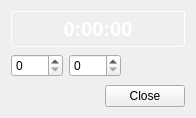
The window that vlc-record/forms/qrecordtimerwidget.ui (code-google-com/vlc-record) describes before a commit, drawn with Qt 5.
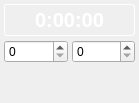
The same window after the commit. Icons and pictures are not drawn. Custom widgets are drawn as their Qt base class.

Commit message: - again change design of record timer widget

```diff
--- a/vlc-record/forms/qrecordtimerwidget.ui
+++ b/vlc-record/forms/qrecordtimerwidget.ui
@@ -6,8 +6,8 @@
    <rect>
     <x>0</x>
     <y>0</y>
-    <width>196</width>
-    <height>118</height>
+    <width>139</width>
+    <height>103</height>
    </rect>
   </property>
   <property name="windowTitle">
@@ -22,8 +22,14 @@
   <property name="locale">
    <locale language="English" country="UnitedStates"/>
   </property>
-  <layout class="QGridLayout" name="gridLayout">
-   <item row="0" column="0">
+  <layout class="QVBoxLayout" name="verticalLayout">
+   <property name="spacing">
+    <number>4</number>
+   </property>
+   <property name="margin">
+    <number>4</number>
+   </property>
+   <item>
     <widget class="QTimeLabel" name="timeLabel">
      <property name="styleSheet">
       <string notr="true">QLabel {
@@ -48,7 +54,7 @@
      </property>
     </widget>
    </item>
-   <item row="1" column="0">
+   <item>
     <layout class="QHBoxLayout" name="horizontalLayout">
      <item>
       <widget class="QSpinBox" name="spinHours">
@@ -64,6 +70,23 @@
        </property>
       </widget>
      </item>
+    </layout>
+   </item>
+   <item>
+    <layout class="QHBoxLayout" name="horizontalLayout_2">
+     <item>
+      <spacer name="horizontalSpacer_2">
+       <property name="orientation">
+        <enum>Qt::Horizontal</enum>
+       </property>
+       <property name="sizeHint" stdset="0">
+        <size>
+         <width>40</width>
+         <height>20</height>
+        </size>
+       </property>
+      </spacer>
+     </item>
      <item>
       <widget class="QPushButton" name="pushStart">
        <property name="enabled">
@@ -71,14 +94,14 @@
        </property>
        <property name="minimumSize">
         <size>
-         <width>26</width>
-         <height>26</height>
+         <width>32</width>
+         <height>32</height>
         </size>
        </property>
        <property name="maximumSize">
         <size>
-         <width>26</width>
-         <height>26</height>
+         <width>32</width>
+         <height>32</height>
         </size>
        </property>
        <property name="text">
@@ -88,11 +111,30 @@
         <iconset resource="../common.qrc">
          <normaloff>:/app/set</normaloff>:/app/set</iconset>
        </property>
+       <property name="iconSize">
+        <size>
+         <width>24</width>
+         <height>24</height>
+        </size>
+       </property>
        <property name="flat">
         <bool>true</bool>
        </property>
       </widget>
      </item>
+     <item>
+      <spacer name="horizontalSpacer">
+       <property name="orientation">
+        <enum>Qt::Horizontal</enum>
+       </property>
+       <property name="sizeHint" stdset="0">
+        <size>
+         <width>40</width>
+         <height>20</height>
+        </size>
+       </property>
+      </spacer>
+     </item>
      <item>
       <widget class="QPushButton" name="pushCancel">
        <property name="enabled">
@@ -100,14 +142,14 @@
        </property>
        <property name="minimumSize">
         <size>
-         <width>26</width>
-         <height>26</height>
+         <width>32</width>
+         <height>32</height>
         </size>
        </property>
        <property name="maximumSize">
         <size>
-         <width>26</width>
-         <height>26</height>
+         <width>32</width>
+         <height>32</height>
         </size>
        </property>
        <property name="text">
@@ -117,6 +159,12 @@
         <iconset resource="../common.qrc">
          <normaloff>:/app/del</normaloff>:/app/del</iconset>
        </property>
+       <property name="iconSize">
+        <size>
+         <width>24</width>
+         <height>24</height>
+        </size>
+       </property>
        <property name="autoDefault">
         <bool>false</bool>
        </property>
@@ -125,15 +173,21 @@
        </property>
       </widget>
      </item>
+     <item>
+      <spacer name="horizontalSpacer_3">
+       <property name="orientation">
+        <enum>Qt::Horizontal</enum>
+       </property>
+       <property name="sizeHint" stdset="0">
+        <size>
+         <width>40</width>
+         <height>20</height>
+        </size>
+       </property>
+      </spacer>
+     </item>
     </layout>
    </item>
-   <item row="2" column="0">
-    <widget class="QDialogButtonBox" name="buttonBox">
-     <property name="standardButtons">
-      <set>QDialogButtonBox::Close</set>
-     </property>
-    </widget>
-   </item>
   </layout>
  </widget>
  <customwidgets>
```
The commit also changes 5 other files.
